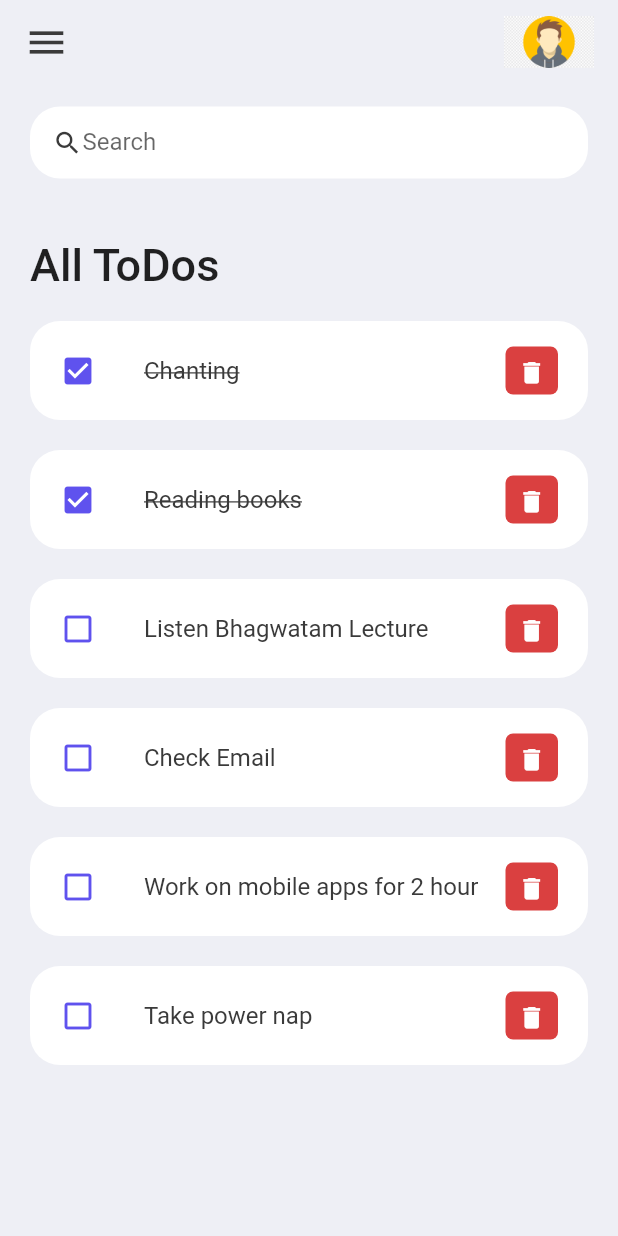
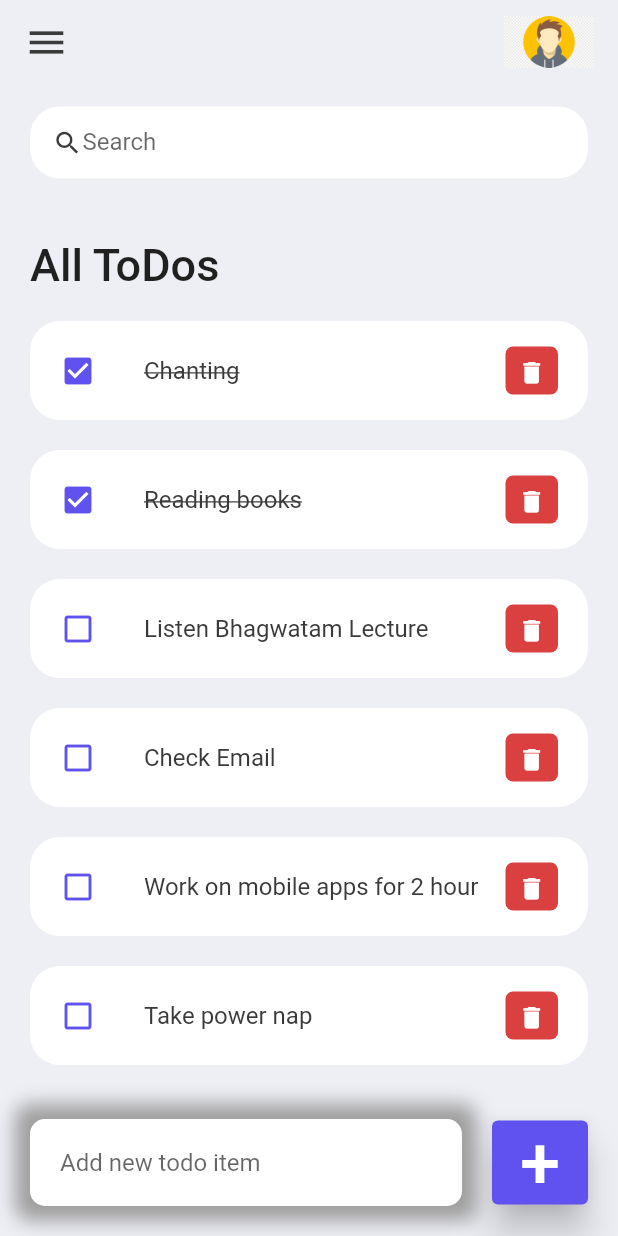
Before and after one commit to tilakpoudel/flutter_todo, a Flutter app: the screen it shows after launch, on a phone screen of 412 x 824 dp. Run offline on Flutter 3.47's test engine with Material 2 defaults, Android fonts, the light colour scheme and no system bars.

Commit message:
feat: form to add new task

```diff
--- a/lib/screens/home.dart
+++ b/lib/screens/home.dart
@@ -13,7 +13,9 @@
     return Scaffold(
       backgroundColor: tdBGColor,
       appBar: _buildAppBar(),
-      body: Container(
+      body: Stack(
+        children: [
+          Container(
             padding: const EdgeInsets.symmetric(horizontal: 20, vertical: 15),
             child: Column(
               children: [
@@ -31,14 +33,73 @@
                           ),
                         ),
                       ),
-
                       for (ToDo toDo in todoList)
-                    ToDoItem(todo: toDo,),
+                        ToDoItem(
+                          todo: toDo,
+                        ),
                     ],
                   ),
                 )
               ],
             ),
+          ),
+          Align(
+            alignment: Alignment.bottomCenter,
+            child: Row(
+              children: [
+                Expanded(
+                  child: Container(
+                    margin: const EdgeInsets.only(
+                      bottom: 20,
+                      right: 20,
+                      left: 20,
+                    ),
+                    padding: const EdgeInsets.symmetric(
+                      horizontal: 20,
+                      vertical: 5,
+                    ),
+                    decoration: BoxDecoration(
+                      color: Colors.white,
+                      boxShadow: const [
+                        BoxShadow(
+                          color: Colors.grey,
+                          offset: Offset(0.0, 0.0),
+                          blurRadius: 10.0,
+                          spreadRadius: 10.0,
+                        ),
+                      ],
+                      borderRadius: BorderRadius.circular(10),
+                    ),
+                    child: const TextField(
+                      decoration: InputDecoration(
+                        hintText: 'Add new todo item',
+                        border: InputBorder.none,
+                      ),
+                    ),
+                  ),
+                ),
+                Container(
+                  margin: const EdgeInsets.only(
+                    bottom: 20,
+                    right: 20,
+                  ),
+                  child: ElevatedButton(
+                    onPressed: (() {}),
+                    style: ElevatedButton.styleFrom(
+                        backgroundColor: tdBlue,
+                        elevation: 10),
+                    child: const Text(
+                      '+',
+                      style: TextStyle(
+                        fontSize: 48,
+                      ),
+                    ),
+                  ),
+                ),
+              ],
+            ),
+          )
+        ],
       ),
     );
   }
```
Lines whose indentation alone changed are shown as unchanged.
